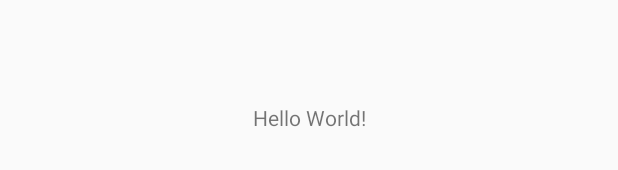
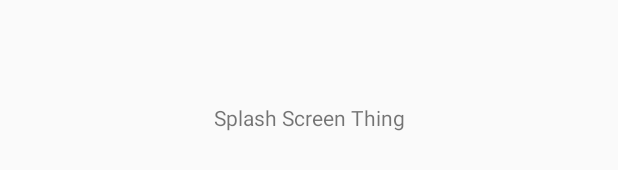
Before and after one commit to SolusiAnakBangsa/Game-Your-Fit, an Android app: the layout activity_main.xml on its own in the app's theme, with its tools: preview values and no code run, on a phone screen of 412 x 824 dp. Shown: the part 501-671 px from the top of the screen. Run offline under Robolectric (Android 15) with nearby library versions, the phone set to English and light mode, and no system bars.

Commit message:
Splashscreen place holder made

```diff
--- a/app/src/main/res/layout/activity_main.xml
+++ b/app/src/main/res/layout/activity_main.xml
@@ -9,7 +9,7 @@
     <TextView
         android:layout_width="wrap_content"
         android:layout_height="wrap_content"
-        android:text="Hello World!"
+        android:text="Splash Screen Thing"
         app:layout_constraintBottom_toBottomOf="parent"
         app:layout_constraintLeft_toLeftOf="parent"
         app:layout_constraintRight_toRightOf="parent"
```
